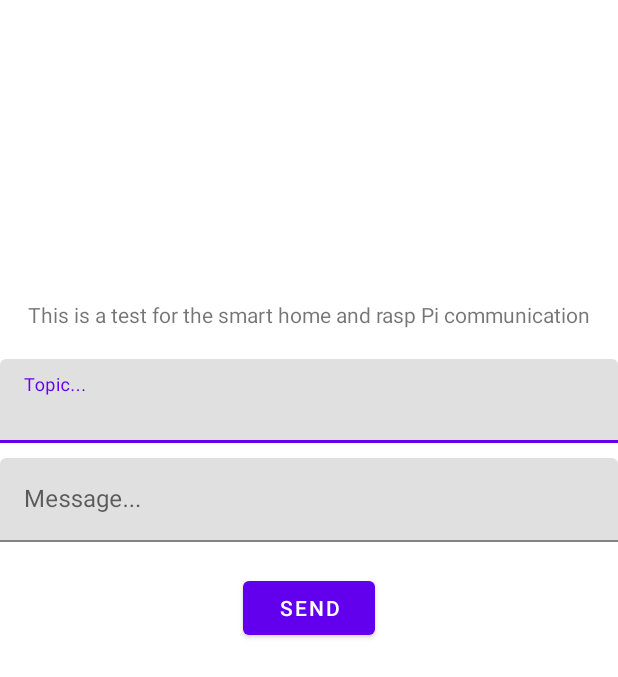
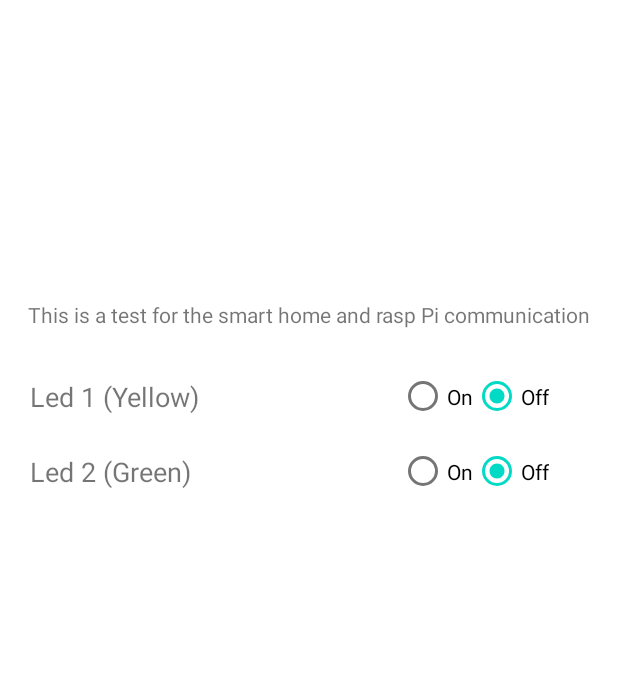
Before and after one commit to Yeyoxando/SmartHome, an Android app: the screen it shows after launch (MainActivity), on a phone screen of 412 x 824 dp. Shown: the top 677 px of the screen. Run offline under Robolectric (Android 15) with nearby library versions, the phone set to English and light mode, and no system bars; libraries missing offline, so code that uses them is left out: org.eclipse.paho; 3 statements that could not run were skipped.

Commit message:
Improved communication with NodeRed MQTT. Improved the app to use two leds in the arduino board connected to the raspi, now it can only set them or on off.

```diff
--- a/SmartHomeApp/app/src/main/java/com/dot/smarthomeapp/FirstFragment.kt
+++ b/SmartHomeApp/app/src/main/java/com/dot/smarthomeapp/FirstFragment.kt
@@ -5,6 +5,8 @@ import androidx.fragment.app.Fragment
 import android.view.LayoutInflater
 import android.view.View
 import android.view.ViewGroup
+import android.widget.Button
+import com.google.android.material.textfield.TextInputEditText
 
 class FirstFragment : Fragment() {
 
@@ -12,6 +14,21 @@ class FirstFragment : Fragment() {
             inflater: LayoutInflater, container: ViewGroup?,
             savedInstanceState: Bundle?
     ): View? {
+
+        /*findViewById<Button>(R.id.button).setOnClickListener {
+            //findNavController().navigate(R.id.action_FirstFragment_to_SecondFragment)
+
+            // Here it has to be the message sending
+            // Using the mqttClient
+            val topic_text = R.id.topicText
+            val topic = topic_text.text.toString()
+
+            val message_text = (R.id.messageText)
+            val message = message_text.text.toString()
+
+            mqtt.publish(topic, message)
+        }*/
+
         // Inflate the layout for this fragment
         return inflater.inflate(R.layout.fragment_first, container, false)
     }
--- a/SmartHomeApp/app/src/main/java/com/dot/smarthomeapp/MainActivity.kt
+++ b/SmartHomeApp/app/src/main/java/com/dot/smarthomeapp/MainActivity.kt
@@ -13,12 +13,13 @@ class MainActivity : AppCompatActivity() {
     var mqtt: MQTTClient = MQTTClient(this)
 
     override fun onCreate(savedInstanceState: Bundle?) {
+
+        // Connect to MQTT broker
+        mqtt.connect()
+
         super.onCreate(savedInstanceState)
         setContentView(R.layout.fragment_first)
         setSupportActionBar(findViewById(R.id.toolbar))
-
-        // Connect to MQTT broker
-        mqtt.connect()
 
         findViewById<Button>(R.id.button).setOnClickListener {
             //findNavController().navigate(R.id.action_FirstFragment_to_SecondFragment)
@@ -33,6 +34,20 @@ class MainActivity : AppCompatActivity() {
 
             mqtt.publish(topic, message)
         }
+
+        findViewById<Button>(R.id.radioButtonOnLight1).setOnClickListener {
+            mqtt.publish("LED1", "1")
+        }
+        findViewById<Button>(R.id.radioButtonOffLight1).setOnClickListener {
+            mqtt.publish("LED1", "0")
+        }
+        findViewById<Button>(R.id.radioButtonOnLight2).setOnClickListener {
+            mqtt.publish("LED2", "1")
+        }
+        findViewById<Button>(R.id.radioButtonOffLight2).setOnClickListener {
+            mqtt.publish("LED2", "0")
+        }
+
     }
 
     override fun onCreateOptionsMenu(menu: Menu): Boolean {
--- a/SmartHomeApp/app/src/main/res/layout/fragment_first.xml
+++ b/SmartHomeApp/app/src/main/res/layout/fragment_first.xml
@@ -34,10 +34,88 @@
             app:layout_constraintStart_toStartOf="parent"
             app:layout_constraintTop_toTopOf="parent" />
 
+        <LinearLayout
+            android:layout_width="match_parent"
+            android:layout_height="50dp"
+            android:orientation="horizontal"
+            android:paddingLeft="20dp">
+
+            <TextView
+                android:id="@+id/light_textView1"
+                android:layout_width="200dp"
+                android:layout_height="50dp"
+                android:layout_weight="1"
+                android:gravity="center_vertical"
+                android:text="Led 1 (Yellow)"
+                android:textSize="18sp" />
+
+            <RadioGroup
+                android:id="@+id/radioGroupLight1"
+                android:layout_width="wrap_content"
+                android:layout_height="match_parent"
+                android:layout_weight="1"
+                android:orientation="horizontal">
+
+                <RadioButton
+                    android:id="@+id/radioButtonOnLight1"
+                    android:layout_width="wrap_content"
+                    android:layout_height="50dp"
+                    android:text="On" />
+
+                <RadioButton
+                    android:id="@+id/radioButtonOffLight1"
+                    android:layout_width="wrap_content"
+                    android:layout_height="50dp"
+                    android:checked="true"
+                    android:text="Off" />
+
+            </RadioGroup>
+        </LinearLayout>
+
+        <LinearLayout
+            android:layout_width="match_parent"
+            android:layout_height="63dp"
+            android:layout_weight="1"
+            android:orientation="horizontal"
+            android:paddingLeft="20dp">
+
+            <TextView
+                android:id="@+id/light_textView2"
+                android:layout_width="200dp"
+                android:layout_height="50dp"
+                android:layout_weight="1"
+                android:gravity="center_vertical"
+                android:text="Led 2 (Green)"
+                android:textSize="18sp" />
+
+            <RadioGroup
+                android:id="@+id/radioGroupLight2"
+                android:layout_width="wrap_content"
+                android:layout_height="wrap_content"
+                android:layout_weight="1"
+                android:orientation="horizontal">
+
+                <RadioButton
+                    android:id="@+id/radioButtonOnLight2"
+                    android:layout_width="wrap_content"
+                    android:layout_height="50dp"
+                    android:text="On" />
+
+                <RadioButton
+                    android:id="@+id/radioButtonOffLight2"
+                    android:layout_width="wrap_content"
+                    android:layout_height="50dp"
+                    android:checked="true"
+                    android:text="Off" />
+
+            </RadioGroup>
+        </LinearLayout>
+
         <com.google.android.material.textfield.TextInputLayout
             android:id="@+id/TopicInputLayout"
             android:layout_width="match_parent"
-            android:layout_height="wrap_content">
+            android:layout_height="wrap_content"
+            android:visibility="invisible">
 
             <com.google.android.material.textfield.TextInputEditText
                 android:id="@+id/topicText"
@@ -50,9 +128,10 @@
         <com.google.android.material.textfield.TextInputLayout
             android:id="@+id/MessageInputLayout"
             android:layout_width="match_parent"
+            android:layout_height="wrap_content"
             android:layout_marginTop="10dp"
-            android:layout_height="wrap_content"
-            android:layout_marginBottom="20dp">
+            android:layout_marginBottom="20dp"
+            android:visibility="invisible">
 
             <com.google.android.material.textfield.TextInputEditText
                 android:id="@+id/messageText"
@@ -67,7 +146,8 @@
             android:layout_height="wrap_content"
             android:layout_marginLeft="0dp"
             android:layout_marginRight="0dp"
-            android:text="@string/send_btn" />
+            android:text="@string/send_btn"
+            android:visibility="invisible" />
 
     </LinearLayout>
 
```
Also changed, not shown: 2 other files.
